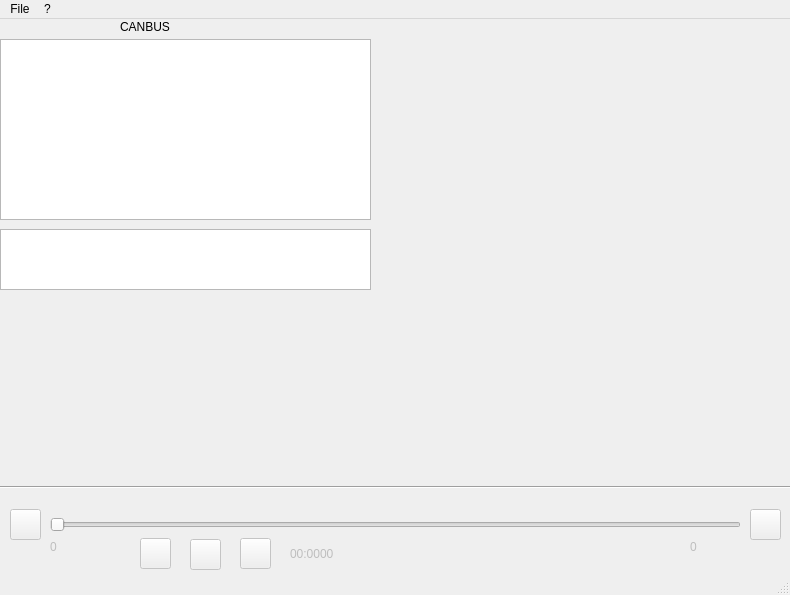
This is main.ui in CorraMatte/canbus_sniffer_gui as Qt 5 draws it before an edit. The edited form follows.
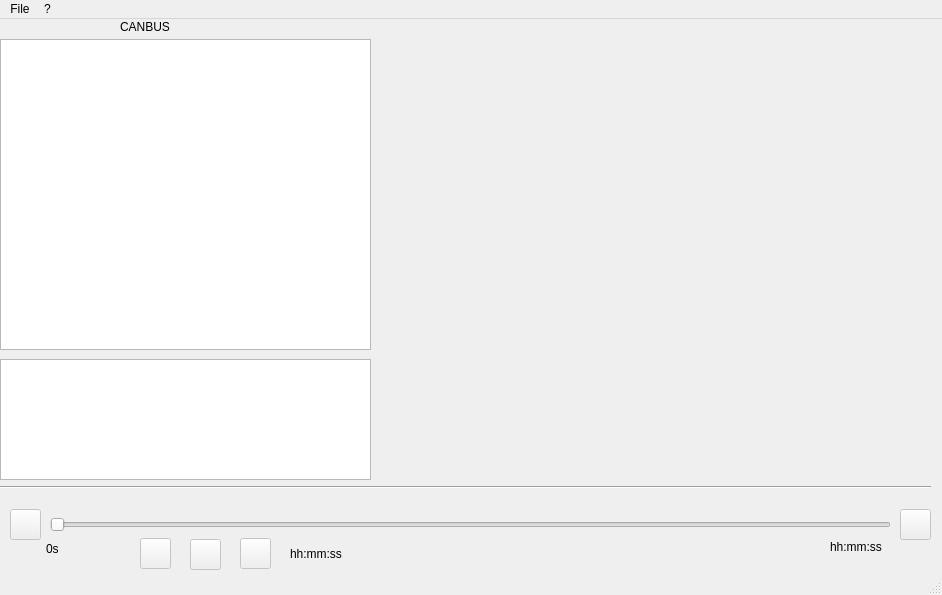
This is the edited form. Icons and pictures are not drawn.

Diff of the .ui file:
```diff
--- a/main.ui
+++ b/main.ui
@@ -6,7 +6,7 @@
    <rect>
     <x>0</x>
     <y>0</y>
-    <width>790</width>
+    <width>942</width>
     <height>595</height>
    </rect>
   </property>
@@ -32,7 +32,7 @@
      <rect>
       <x>0</x>
       <y>460</y>
-      <width>821</width>
+      <width>931</width>
       <height>16</height>
      </rect>
     </property>
@@ -42,7 +42,7 @@
    </widget>
    <widget class="QLabel" name="lblTime">
     <property name="enabled">
-     <bool>false</bool>
+     <bool>true</bool>
     </property>
     <property name="geometry">
      <rect>
@@ -53,7 +53,7 @@
      </rect>
     </property>
     <property name="text">
-     <string>00:0000</string>
+     <string>hh:mm:ss</string>
     </property>
    </widget>
    <widget class="QTextEdit" name="txtCANBUS">
@@ -62,7 +62,7 @@
       <x>0</x>
       <y>20</y>
       <width>371</width>
-      <height>181</height>
+      <height>311</height>
      </rect>
     </property>
     <property name="readOnly">
@@ -71,34 +71,34 @@
    </widget>
    <widget class="QLabel" name="lblMinTime">
     <property name="enabled">
-     <bool>false</bool>
+     <bool>true</bool>
     </property>
     <property name="geometry">
      <rect>
-      <x>50</x>
+      <x>46</x>
       <y>520</y>
-      <width>16</width>
-      <height>16</height>
+      <width>20</width>
+      <height>20</height>
      </rect>
     </property>
     <property name="text">
-     <string>0</string>
+     <string>0s</string>
     </property>
    </widget>
    <widget class="QLabel" name="lblMaxTime">
     <property name="enabled">
-     <bool>false</bool>
+     <bool>true</bool>
     </property>
     <property name="geometry">
      <rect>
-      <x>690</x>
+      <x>830</x>
       <y>520</y>
-      <width>51</width>
+      <width>61</width>
       <height>16</height>
      </rect>
     </property>
     <property name="text">
-     <string>0</string>
+     <string>hh:mm:ss</string>
     </property>
    </widget>
    <widget class="QPushButton" name="btnPlay">
@@ -187,7 +187,7 @@
     </property>
     <property name="geometry">
      <rect>
-      <x>750</x>
+      <x>900</x>
       <y>490</y>
       <width>31</width>
       <height>31</height>
@@ -206,7 +206,7 @@
      <rect>
       <x>50</x>
       <y>490</y>
-      <width>691</width>
+      <width>841</width>
       <height>31</height>
      </rect>
     </property>
@@ -214,46 +214,46 @@
      <enum>Qt::Horizontal</enum>
     </property>
    </widget>
-   <widget class="QTextEdit" name="txtGpsData">
-    <property name="geometry">
-     <rect>
-      <x>0</x>
-      <y>210</y>
-      <width>371</width>
-      <height>61</height>
-     </rect>
-    </property>
-    <property name="readOnly">
-     <bool>true</bool>
-    </property>
-   </widget>
    <widget class="QWidget" name="wdgGoogleMaps" native="true">
     <property name="geometry">
      <rect>
-      <x>0</x>
-      <y>280</y>
-      <width>371</width>
-      <height>181</height>
-     </rect>
-    </property>
-   </widget>
-   <widget class="QWidget" name="wdgVideo" native="true">
-    <property name="geometry">
-     <rect>
       <x>380</x>
+      <y>250</y>
+      <width>561</width>
+      <height>211</height>
+     </rect>
+    </property>
+   </widget>
+   <widget class="QWidget" name="wdgVideo" native="true">
+    <property name="geometry">
+     <rect>
+      <x>370</x>
       <y>20</y>
-      <width>391</width>
-      <height>441</height>
+      <width>571</width>
+      <height>231</height>
      </rect>
     </property>
    </widget>
+   <widget class="QTextEdit" name="txtGpsData">
+    <property name="geometry">
+     <rect>
+      <x>0</x>
+      <y>340</y>
+      <width>371</width>
+      <height>121</height>
+     </rect>
+    </property>
+    <property name="readOnly">
+     <bool>true</bool>
+    </property>
+   </widget>
   </widget>
   <widget class="QMenuBar" name="menubar">
    <property name="geometry">
     <rect>
      <x>0</x>
      <y>0</y>
-     <width>790</width>
+     <width>942</width>
      <height>19</height>
     </rect>
    </property>
```
